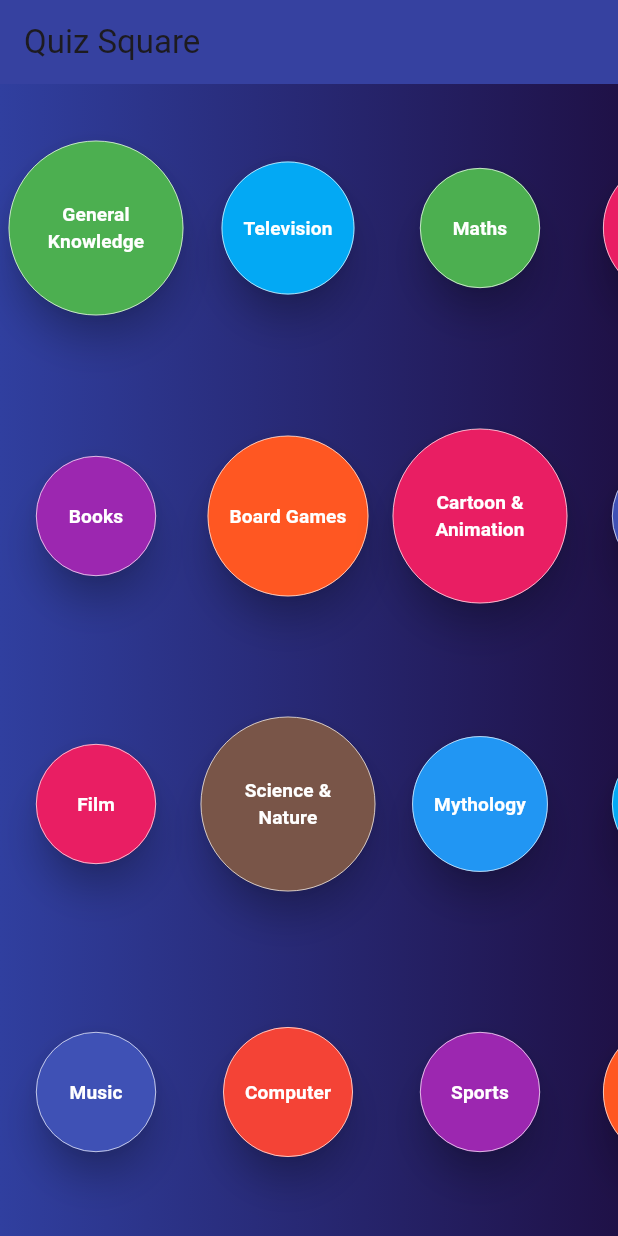
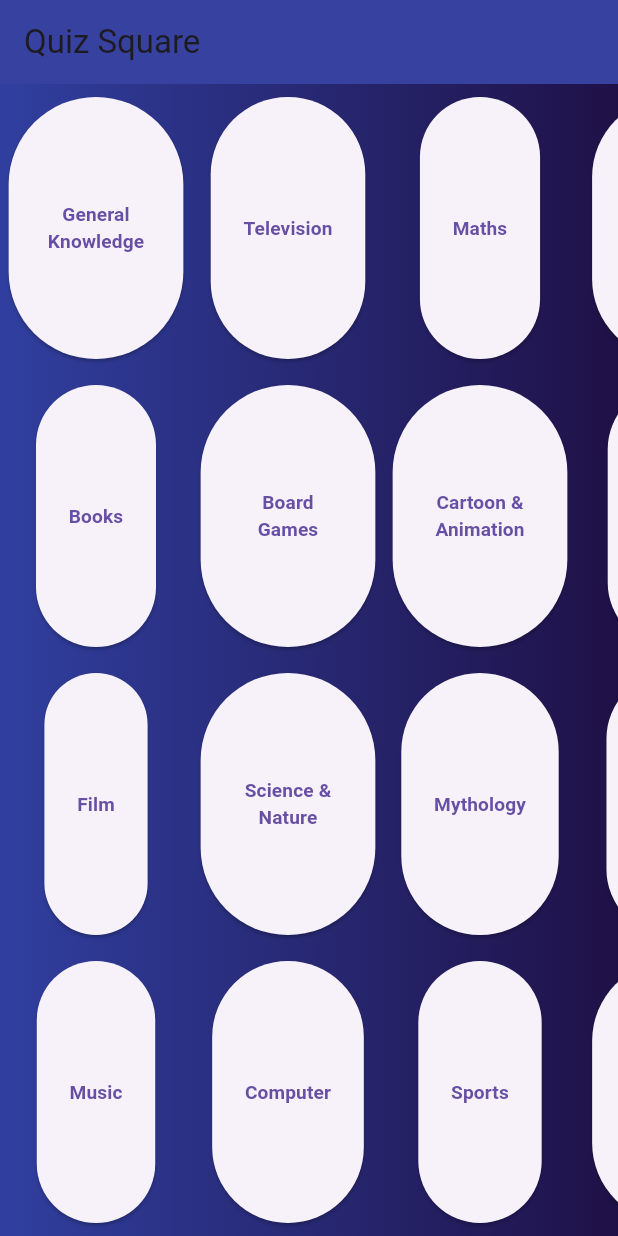
Before and after one commit to satyaroutray1/Quizapp, a Flutter app: the HomePage screen opened directly, on a phone screen of 412 x 824 dp. Run offline on Flutter 3.47's test engine with Material 3 defaults, Android fonts, the phone set to English and light mode, and no system bars; drawn by our look-alikes of auto_size_text; our stand-ins replace circular_countdown_timer, double_back_to_close_app, fluttertoast, font_awesome_flutter, html_unescape, syncfusion_flutter_gauges; missing offline and left inert: loading_animations.

Commit message:
updated app to latest version

```diff
--- a/lib/models/category.dart
+++ b/lib/models/category.dart
@@ -75,6 +75,6 @@ class Options{
   int num;
   String option;
   Options({
-    this.num,
-    this.option});
+    required this.num,
+    required this.option});
 }
--- a/lib/models/question.dart
+++ b/lib/models/question.dart
@@ -17,7 +17,7 @@ class Question {
   final String correctAnswer;
   final List<dynamic> incorrectAnswers;
 
-  Question({this.categoryName, this.type, this.difficulty, this.question, this.correctAnswer, this.incorrectAnswers});
+  Question({required this.categoryName, required this.type, required this.difficulty, required this.question, required this.correctAnswer, required this.incorrectAnswers});
 
   Question.fromMap(Map<String, dynamic> data):
     categoryName = data["category"],
--- a/lib/resources/api_provider.dart
+++ b/lib/resources/api_provider.dart
@@ -8,10 +8,8 @@ const String baseUrl = "https://opentdb.com/api.php";
 
 Future<List<Question>> getQuestions(Category category, int total, String difficulty) async {
   String url = "$baseUrl?amount=$total&category=${category.id}";
-  if(difficulty != null) {
-    url = "$url&difficulty=$difficulty";
-  }
-  http.Response res = await http.get(url);
+  url = "$url&difficulty=$difficulty";
+  http.Response res = await http.get(Uri.parse(url));
   List<Map<String, dynamic>> questions = List<Map<String,dynamic>>.from(json.decode(res.body)["results"]);
   return Question.fromData(questions);
 }
--- a/lib/view/pages/check_answers.dart
+++ b/lib/view/pages/check_answers.dart
@@ -11,7 +11,7 @@ class CheckAnswersPage extends StatelessWidget {
   final List<Question> questions;
   final Map<int,dynamic> answers;
 
-  const CheckAnswersPage({Key key, @required this.questions, @required this.answers}) : super(key: key);
+  const CheckAnswersPage({required this.questions, required this.answers});
 
   @override
   Widget build(BuildContext context){
--- a/lib/view/pages/error.dart
+++ b/lib/view/pages/error.dart
@@ -4,7 +4,7 @@ import 'package:quizsquare/view/widgets/button.dart';
 class ErrorPage extends StatelessWidget {
   final String message;
 
-  const ErrorPage({Key key, this.message = "There was an unknown error." }) : super(key: key);
+  const ErrorPage({ this.message = "There was an unknown error." });
 
 
   @override
@@ -43,7 +43,7 @@ class ErrorPage extends StatelessWidget {
                   mainAxisSize: MainAxisSize.min,
                   children: <Widget>[
                     Text(message,textAlign: TextAlign.center,style: TextStyle(
-                      fontSize: Theme.of(context).textTheme.headline5.fontSize,
+                      fontSize: Theme.of(context).textTheme.headlineSmall?.fontSize,
                       fontWeight: FontWeight.w500,
                       color: Colors.white
                     ),),
--- a/lib/view/pages/home.dart
+++ b/lib/view/pages/home.dart
@@ -18,8 +18,8 @@ class HomePage extends StatefulWidget {
 
 class _HomePageState extends State<HomePage> with SingleTickerProviderStateMixin{
 
-  double _scale;
-  AnimationController _controller;
+  late double _scale;
+  late AnimationController _controller;
 
   @override
   void initState() {
@@ -40,7 +40,7 @@ class _HomePageState extends State<HomePage> with SingleTickerProviderStateMixin
   }
 
   Future<bool> onWillPop() async {
-    return showDialog<bool>(
+    final result = await showDialog<bool>(
         context: context,
         builder: (_) {
           return AlertDialog(
@@ -66,6 +66,7 @@ class _HomePageState extends State<HomePage> with SingleTickerProviderStateMixin
             ],
           );
         });
+    return result ?? false;
   }
 
   @override
@@ -125,8 +126,8 @@ class _HomePageState extends State<HomePage> with SingleTickerProviderStateMixin
 
     return Transform.scale(
       scale: _scale,
-      child: RaisedButton(
-        elevation: 10.0,
+      child: ElevatedButton(
+        //elevation: 10.0,
         //highlightElevation: 1.0,
         onPressed: () {
           //_categoryPressed(context, category);
@@ -145,16 +146,16 @@ class _HomePageState extends State<HomePage> with SingleTickerProviderStateMixin
             );
           });
         },
-        shape: CircleBorder(
-            side: BorderSide(
-                color: Colors.white,
-            width: 0.5,
-            style: BorderStyle.solid)
-          //borderRadius: BorderRadius.circular(10.0),
-        ),
-        color: category.color//Colors.transparent
-        ,//Colors.grey.shade800,
-        textColor: Colors.white,
+        // shape: CircleBorder(
+        //     side: BorderSide(
+        //         color: Colors.white,
+        //     width: 0.5,
+        //     style: BorderStyle.solid)
+        //   //borderRadius: BorderRadius.circular(10.0),
+        // ),
+        //color: category.color//Colors.transparent
+        //,//Colors.grey.shade800,
+        //textColor: Colors.white,
         child: Column(
           mainAxisAlignment: MainAxisAlignment.center,
           children: <Widget>[
@@ -202,7 +203,7 @@ class _HomePageState extends State<HomePage> with SingleTickerProviderStateMixin
           }
       ));
     } catch(e){
-      print(e.message);
+      print(e);
       Navigator.pushReplacement(context, MaterialPageRoute(
           builder: (_) {
             return ErrorPage(message: "Server is busy, Please try after sometime",);
--- a/lib/view/pages/report_card.dart
+++ b/lib/view/pages/report_card.dart
@@ -4,13 +4,13 @@ import 'package:quizsquare/models/question.dart';
 class ReportCard extends StatefulWidget {
   final List<Question> questions;
   final Map<int, dynamic> answers;
-  ReportCard({this.questions, this.answers});
+  ReportCard({required this.questions, required this.answers});
   @override
   _ReportCardState createState() => _ReportCardState();
 }
 
 class _ReportCardState extends State<ReportCard> {
-  int correctAnswers;
+  late int correctAnswers;
 
   @override
   Widget build(BuildContext context) {
@@ -80,7 +80,7 @@ class _ReportCardState extends State<ReportCard> {
 class myCard extends StatefulWidget {
 
   String titleText, trailingText;
-  myCard({this.titleText, this.trailingText});
+  myCard({required this.titleText, required this.trailingText});
 
   @override
   _myCardState createState() => _myCardState();
--- a/lib/view/pages/splashScreen.dart
+++ b/lib/view/pages/splashScreen.dart
@@ -12,13 +12,13 @@ class Splash extends StatefulWidget {
 
 class _SplashState extends State<Splash> with SingleTickerProviderStateMixin{
 
-  double _scale;
-  AnimationController _controller;
-  Timer _timer;
+  late double _scale;
+  late AnimationController _controller;
+  late Timer _timer;
 
 
   @override
-  void initState() async{
+  void initState() {
     _controller = AnimationController(vsync: this, duration: Duration(
         milliseconds: 200,), lowerBound: 0.0, upperBound: 0.1,)
       ..addListener(() {
```
Also changed, not shown: lib/view/pages/quiz_finished.dart (+4 -3 lines), lib/view/pages/quiz_page.dart (+9 -9 lines), lib/view/widgets/button.dart (+8 -8 lines), lib/view/widgets/quiz_options.dart (+13 -13 lines), pubspec.yaml (+12 -12 lines), pubspec.lock, 12 other files.
